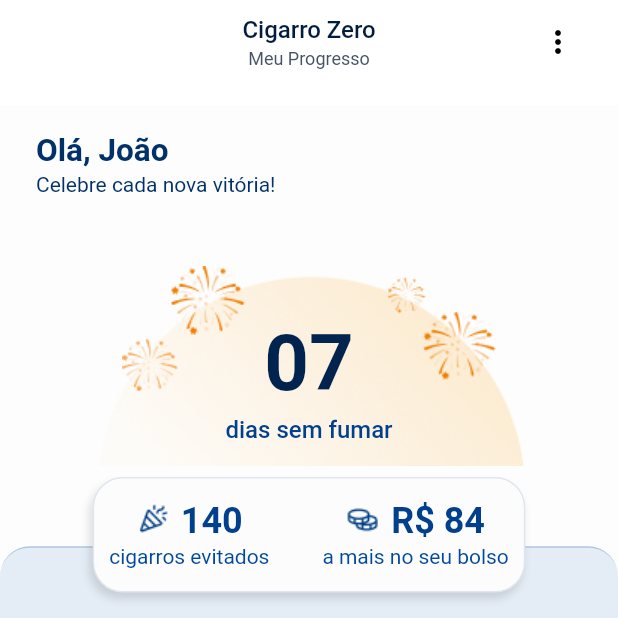
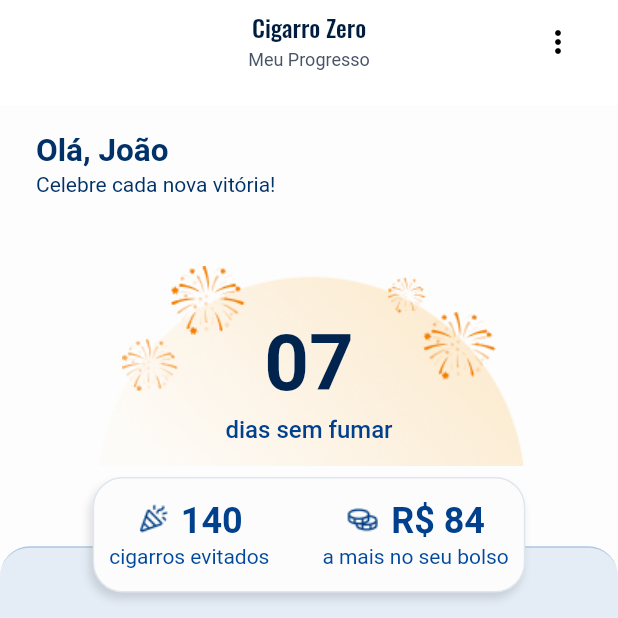
Before and after one commit to PipocaAgilDevs/cigarro-zero-app, a Flutter app: the screen it shows after launch, on a phone screen of 412 x 824 dp, the top half of it. Run offline on Flutter 3.47's test engine with Material 3 defaults, Android fonts, the phone set to English and light mode, and no system bars; our stand-ins replace google_fonts.

Commit message:
header final edit

```diff
--- a/cigarrozeroapp/lib/modules/home/widgets/home_app_bar.dart
+++ b/cigarrozeroapp/lib/modules/home/widgets/home_app_bar.dart
@@ -19,22 +19,27 @@ class HomeAppBar extends StatelessWidget {
                 child: Column(
                   mainAxisSize: MainAxisSize.min,
                   children: [
-                    const Text(
+                    Text(
                       "Cigarro Zero",
-                      style: TextStyle(
-                          color: Color(0xFF001C3E),
-                          fontSize: 16,
-                          fontWeight: FontWeight.w500,
-                          fontFamily: 'Oswald'),
+                      style: GoogleFonts.oswald(
+                        color: Color(0xFF001C3E),
+                        fontSize: 16,
+                        fontWeight: FontWeight.w500,
+                        height: 22.4 / 16,
+                        letterSpacing: -0.011,
+                      ),
+                      textAlign: TextAlign.center,
                     ),
                     const SizedBox(height: 2),
                     Text(
                       "Meu Progresso",
                       style: TextStyle(
                         color: Color(0xFF475467),
+                        fontSize: 12,
                         fontWeight: FontWeight.w400,
-                        fontSize: 12,
+                        height: 18 / 12,
                       ),
+                      textAlign: TextAlign.center,
                     ),
                   ],
                 ),
```
